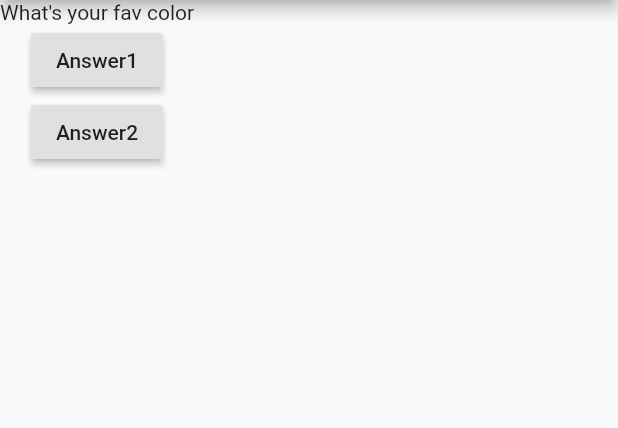
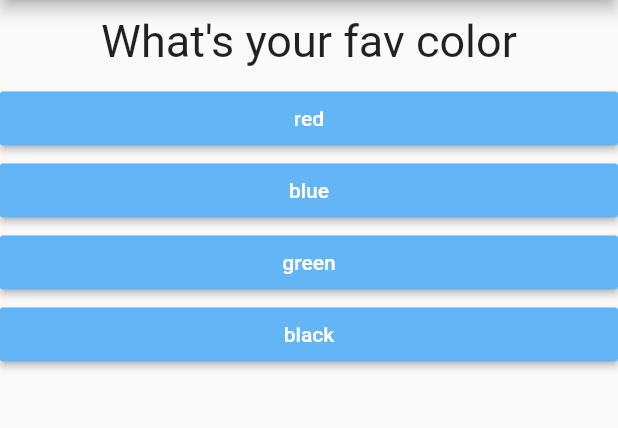
Before and after one commit to sarthakagrawal927/flutter_basic_apps, a Flutter app: the screen it shows after launch, on a phone screen of 412 x 824 dp, the part 84-512 px from its top. Run offline on Flutter 3.47's test engine with Material 2 defaults, Android fonts, the phone set to English and light mode, and no system bars.

Commit message:
score left to be calculated

```diff
--- /dev/null
+++ b/lib/answer.dart
@@ -0,0 +1,20 @@
+import 'package:flutter/material.dart';
+
+class Answer extends StatelessWidget {
+  final Function selectHandler;
+  final String answerText;
+  Answer(this.selectHandler, this.answerText);
+  //selectHandler now has whatever is sent from the call
+  @override
+  Widget build(BuildContext context) {
+    return Container(
+      width: double.infinity,
+      child: RaisedButton(
+        color: Colors.blue[300],
+        textColor: Colors.white,
+        child: Text(answerText),
+        onPressed: selectHandler,
+      ),
+    );
+  }
+}
--- a/lib/main.dart
+++ b/lib/main.dart
@@ -1,4 +1,6 @@
 import 'package:flutter/material.dart';
+import './quiz.dart';
+import './result.dart';
 
 void main() => runApp(MyApp());
 
@@ -10,16 +12,47 @@ class MyApp extends StatefulWidget {
 }
 
 class _MyAppState extends State<MyApp> {
-  void answerQ() {
-    print("answered");
+  void _answerQ(int score) {
     setState(() {
       //function tells flutter that the state is changed and it has to rerender
-      questionNumber++;
+      _questionNumber++;
+      _totalScore += score;
     });
   }
 
-  var questions = ['What\'s your fav color', 'What\'s your fav animal '];
-  var questionNumber = 0;
+//final is runtime constant while const is compile time constant
+  var _questionNumber = 0;
+  var _totalScore = 0;
+  //creating map instead of class
+  final _questions = [
+    {
+      'questionText': 'What\'s your fav color',
+      'answers': [
+        {'text': 'red', 'score': 4},
+        {'text': 'blue', 'score': 5},
+        {'text': 'green', 'score': 5},
+        {'text': 'black', 'score': 5}
+      ]
+    },
+    {
+      'questionText': 'What\'s your fav animal',
+      'answers': [
+        {'text': 'hippo', 'score': 4},
+        {'text': 'rabbit', 'score': 4},
+        {'text': 'monkey', 'score': 4},
+        {'text': 'tigers', 'score': 4}
+      ]
+    },
+    {
+      'questionText': 'What\'s your fav subject',
+      'answers': [
+        {'text': 'maths', 'score': 4},
+        {'text': 'science', 'score': 4},
+        {'text': 'arts', 'score': 4},
+        {'text': 'commerce', 'score': 4}
+      ]
+    },
+  ];
   @override
   Widget build(BuildContext context) {
     return MaterialApp(
@@ -27,20 +60,12 @@ class _MyAppState extends State<MyApp> {
         appBar: AppBar(
           title: Text('Quiz'),
         ),
-        body: Column(
-          children: [
-            Text(questions[questionNumber]),
-            RaisedButton(
-              child: Text('Answer1'),
-              onPressed: answerQ,
-            ),
-            RaisedButton(
-              child: Text('Answer2'),
-              onPressed:
-                  answerQ, //should point to the function instead of executing it
-            )
-          ],
-        ),
+        body: _questionNumber < _questions.length
+            ? Quiz(
+                answerQ: _answerQ,
+                questions: _questions,
+                questionNumber: _questionNumber)
+            : Result(),
       ),
     );
   }
--- /dev/null
+++ b/lib/question.dart
@@ -0,0 +1,21 @@
+import 'package:flutter/material.dart';
+
+class Question extends StatelessWidget {
+  final String questionText;
+
+  Question(this.questionText);
+  //final keyword tells that var won't change after this
+
+  @override
+  Widget build(BuildContext context) {
+    return Container(
+      width: double.infinity,
+      margin: EdgeInsets.all(10),
+      child: Text(
+        questionText,
+        style: TextStyle(fontSize: 30),
+        textAlign: TextAlign.center,
+      ),
+    );
+  }
+}
--- /dev/null
+++ b/lib/quiz.dart
@@ -0,0 +1,27 @@
+import 'package:flutter/material.dart';
+import './question.dart';
+import './answer.dart';
+
+class Quiz extends StatelessWidget {
+  final Function answerQ;
+  final List<Map<String, Object>> questions;
+  final int questionNumber;
+  Quiz(
+      {@required this.answerQ,
+      @required this.questions,
+      @required this.questionNumber});
+
+  @override
+  Widget build(BuildContext context) {
+    return Column(
+      children: [
+        Question(questions[questionNumber]['questionText']),
+        ...(questions[questionNumber]['answers'] as List<Map<String, Object>>)
+            .map((answer) {
+          return Answer(() => answerQ(answer['score']),
+              answer['text']); //sending address of function instead
+        }).toList()
+      ], // ... is spread which takes values of the list and makes them to seperate values which in turn are added to the list above
+    );
+  }
+}
--- /dev/null
+++ b/lib/result.dart
@@ -0,0 +1,8 @@
+import 'package:flutter/material.dart';
+
+class Result extends StatelessWidget {
+  @override
+  Widget build(BuildContext context) {
+    return Center(child: Text("You cleared"));
+  }
+}
```
